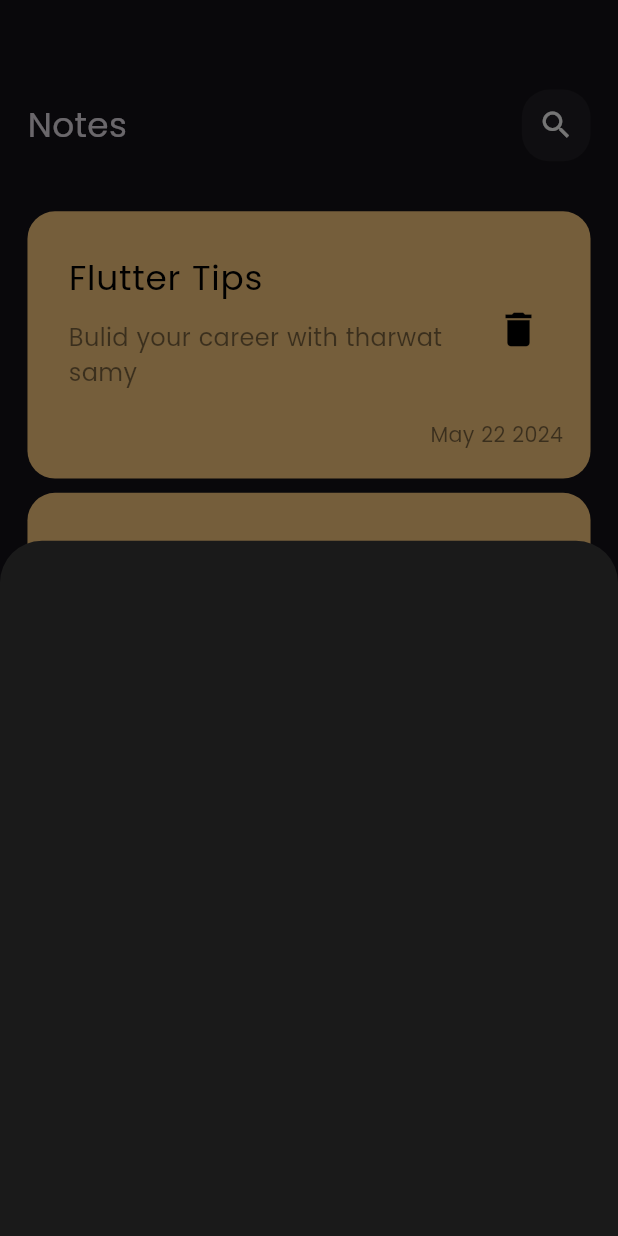
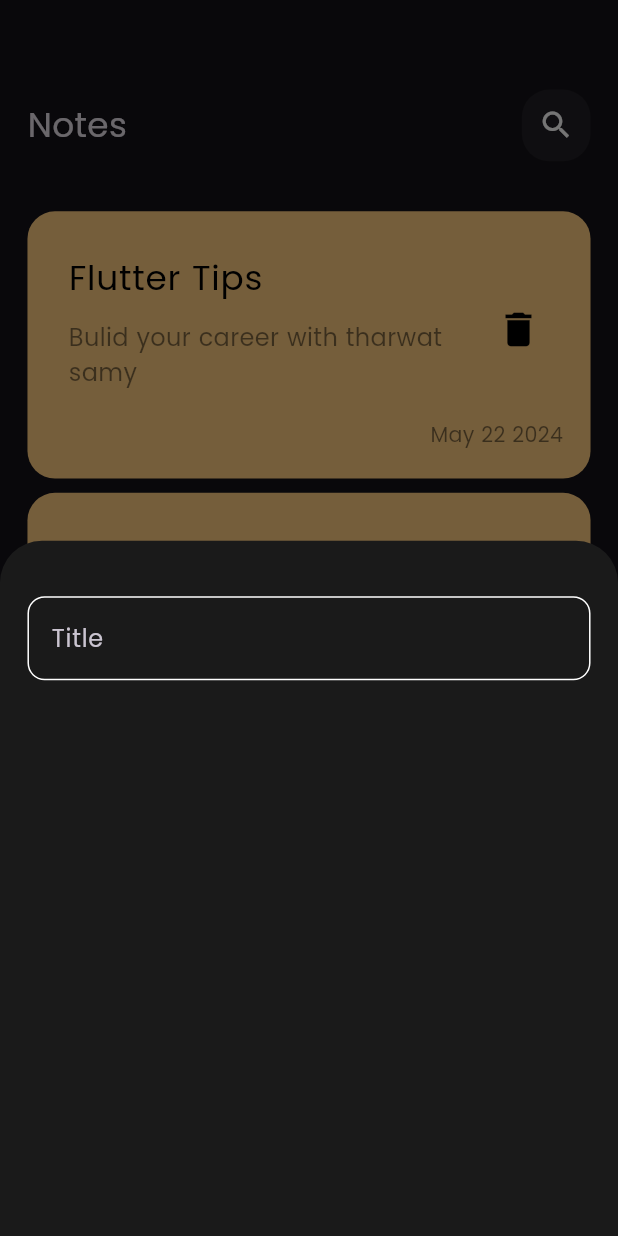
Before and after one commit to radwaadel17/Notes-app, a Flutter app: the screen it shows after launch, after a tap on the "add" icon, on a phone screen of 412 x 824 dp. Run offline on Flutter 3.47's test engine with Material 3 defaults, Android fonts, the phone set to English and light mode, and no system bars; our stand-ins replace flutter_screenutil.

Commit message:
create custom text field

```diff
--- /dev/null
+++ b/app/lib/widgets/CustomTextField.dart
@@ -0,0 +1,25 @@
+import 'package:flutter/material.dart';
+import 'package:flutter_screenutil/flutter_screenutil.dart';
+class customTextField extends StatelessWidget {
+  const customTextField({super.key});
+
+  @override
+  Widget build(BuildContext context) {
+    return TextField(
+      cursorColor: const Color(0xff62FCD7),
+      decoration: InputDecoration(
+        hintText: 'Title',
+       // hintStyle: const TextStyle(color: Color(0xff62FCD7),),
+        focusedBorder:OutlineInputBorder(
+          borderSide: const BorderSide(color: Color(0xff62FCD7)),
+          borderRadius: BorderRadius.circular(10.r),
+        ),
+        enabledBorder: OutlineInputBorder(
+          borderSide: const BorderSide(color: Colors.white),
+          borderRadius: BorderRadius.circular(10.r),
+        ),
+       // labelText: 'Text',
+      ),
+    );
+  }
+}
--- a/app/lib/widgets/customButtomsheet.dart
+++ b/app/lib/widgets/customButtomsheet.dart
@@ -1,13 +1,19 @@
+import 'package:app/widgets/CustomTextField.dart';
 import 'package:flutter/material.dart';
-
+import 'package:flutter_screenutil/flutter_screenutil.dart';
 class customButtomsheet extends StatelessWidget {
   const customButtomsheet({super.key});
 
   @override
   Widget build(BuildContext context) {
-    return Container(
-
-
+    return  Padding(
+      padding: EdgeInsets.symmetric(horizontal: 16.w , vertical: 16.h),
+      child: Column(
+        children: [
+          SizedBox(height: 15.h,),
+          const customTextField(),
+        ],
+      ),
     );
   }
 }
```
